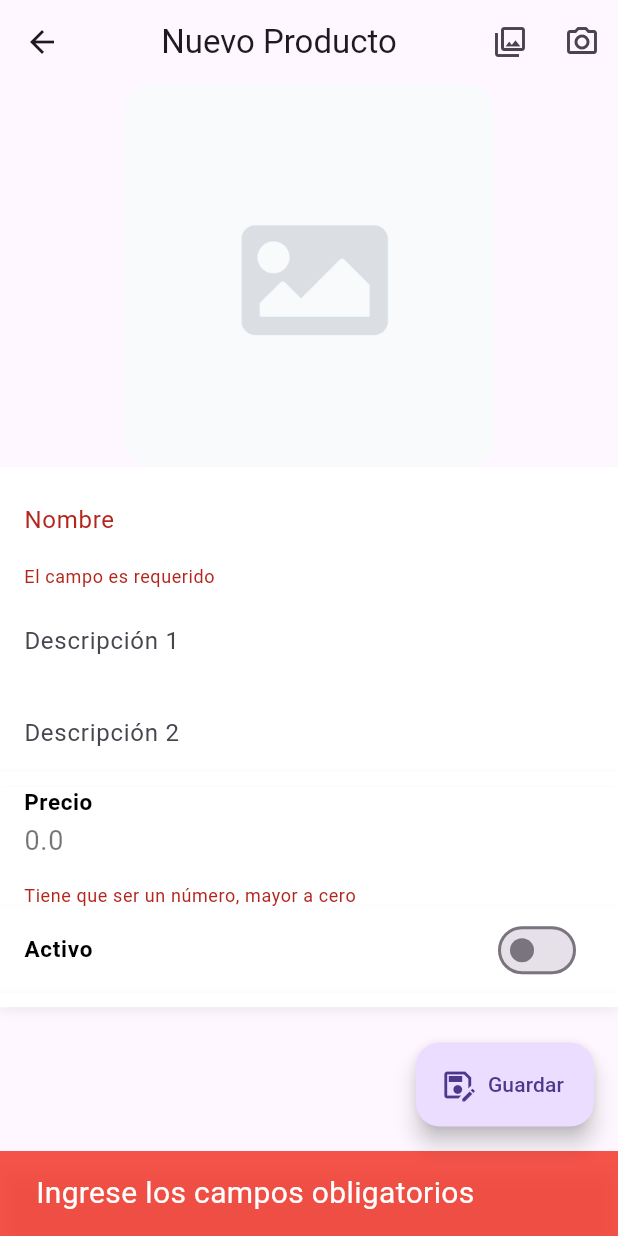
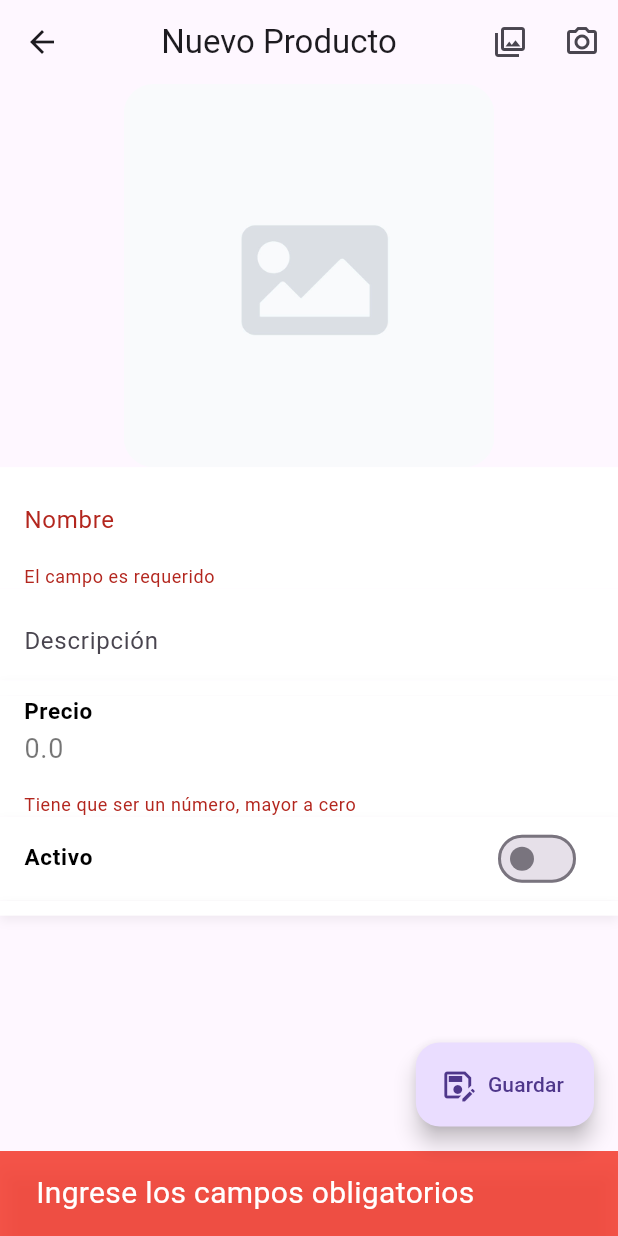
Before and after one commit to Elmarcinho/admin-proteinas, a Flutter app: the ProductScreen screen opened by its route, after a tap on "Guardar", on a phone screen of 412 x 824 dp. Run offline on Flutter 3.47's test engine with Material 3 defaults, Android fonts, the phone set to English and light mode, and no system bars; our stand-ins replace animate_do, cloud_firestore, equatable, firebase_auth, firebase_core, firebase_storage and 6 more; accounts and stored records are empty.

Commit message:
Se afino detalle en el formulario de producto

```diff
--- a/lib/Model/product_model.dart
+++ b/lib/Model/product_model.dart
@@ -9,8 +9,7 @@ class ProductoModel {
 
   String id;
   String title;
-  String description1;
-  String description2;
+  String description;
   double price;
   String image;
   bool state;
@@ -18,8 +17,7 @@ class ProductoModel {
   ProductoModel({
       this.id ='',
       this.title='',
-      this.description1 ='',
-      this.description2 ='',
+      this.description ='',
       this.price= 0.0,
       this.image='',
       this.state=false,
@@ -29,8 +27,7 @@ class ProductoModel {
   factory ProductoModel.fromJson(Map<String, dynamic> json) => ProductoModel(
       id          : json["id"],
       title       : json["title"],
-      description1 : json["description1"],
-      description2 : json["description2"],
+      description : json["description"],
       price       : json["price"].toDouble(),
       image       : json["image"],
       state       : json["state"],
@@ -39,8 +36,7 @@ class ProductoModel {
   Map<String, dynamic> toJson() => {
       "id"           : id,
       "title"        : title,
-      "description1"  : description1,
-      "description2"  : description2,
+      "description"  : description,
       "price"        : price,
       "image"        : image,
       "state"        : state,
--- a/lib/Negocio/Validation/description.dart
+++ /dev/null
@@ -1,33 +0,0 @@
-import 'package:formz/formz.dart';
-
-// Define input validation errors
-enum DescriptionError { length }
-
-// Extend FormzInput and provide the input type and error type.
-class Description extends FormzInput<String, DescriptionError> {
-
-
-  // Call super.pure to represent an unmodified form input.
-  const Description.pure() : super.pure('');
-
-  // Call super.dirty to represent a modified form input.
-  const Description.dirty( super.value ) : super.dirty();
-
-
-  String? get errorMessage {
-    if ( isValid || isPure ) return null;
-
-    if ( displayError == DescriptionError.length) return 'Máximo 16 caracteres';
-
-    return null;
-  }
-
-  // Override validator to handle validating a given input value.
-  @override
-  DescriptionError? validator(String value) {
-
-    if ( value.length > 16 ) return DescriptionError.length;
-
-    return null;
-  }
-}
--- a/lib/Negocio/Validation/title.dart
+++ b/lib/Negocio/Validation/title.dart
@@ -1,7 +1,7 @@
 import 'package:formz/formz.dart';
 
 // Define input validation errors
-enum TitleError { empty, length}
+enum TitleError { empty }
 
 // Extend FormzInput and provide the input type and error type.
 class Title extends FormzInput<String, TitleError> {
@@ -17,7 +17,6 @@ class Title extends FormzInput<String, TitleError> {
   String? get errorMessage {
     if ( isValid || isPure ) return null;
     if ( displayError == TitleError.empty ) return 'El campo es requerido';
-    if ( displayError == TitleError.length) return 'Máximo 16 caracteres';
 
     return null;
   }
@@ -27,7 +26,6 @@ class Title extends FormzInput<String, TitleError> {
   TitleError? validator(String value) {
 
     if ( value.isEmpty || value.trim().isEmpty ) return TitleError.empty;
-    if ( value.length > 16 ) return TitleError.length;
 
     return null;
   }
--- a/lib/Negocio/Validation/validation.dart
+++ b/lib/Negocio/Validation/validation.dart
@@ -3,4 +3,3 @@ export 'package:admin_proteinas/Negocio/Validation/email.dart';
 export 'package:admin_proteinas/Negocio/Validation/title.dart';
 export 'package:admin_proteinas/Negocio/Validation/password.dart';
 export 'package:admin_proteinas/Negocio/Validation/price.dart';
-export 'package:admin_proteinas/Negocio/Validation/description.dart';
--- a/lib/Presentation/Bloc/product_bloc.dart
+++ b/lib/Presentation/Bloc/product_bloc.dart
@@ -24,8 +24,7 @@ class ProductBloc extends Bloc<ProductEvent, ProductState> {
     on<OnSubmitReset>( _onReset);
     on<TitleEvent>( _onTitleChanged);
     on<PriceEvent>( _onPriceChanged);
-    on<Description1Event>( _onDescription1Changed);
-    on<Description2Event>( _onDescription2Changed);
+    on<DescriptionEvent>( _onDescription1Changed);
     on<EnabledProductEvent>( _onEnableProductChanged);
     on<ImageEvent>( _onImageChanged);
     on<OnUltimoQuery>( _onUltimoQuery);
@@ -72,14 +71,12 @@ class ProductBloc extends Bloc<ProductEvent, ProductState> {
       state.copyWith(
         id: event.product.id,
         title: Title.dirty(event.product.title),
-        description1: Description.dirty(event.product.description1),
-        description2: Description.dirty(event.product.description2),
+        description: event.product.description,
         price: Price.dirty(event.product.price),
         image: event.product.image,
         isEnabled: event.product.state,
         backupTitleProduct: event.product.title,
-        isFormValid: Formz.validate([Title.dirty(event.product.title), Description.dirty(event.product.description1),
-                      Description.dirty(event.product.description2), Price.dirty(event.product.price)])
+        isFormValid: Formz.validate([Title.dirty(event.product.title), Price.dirty(event.product.price)])
       )
     );
   }
@@ -87,18 +84,16 @@ class ProductBloc extends Bloc<ProductEvent, ProductState> {
   void _onSubmit( OnSubmitEvent event, Emitter emit){
 
     final title = Title.dirty(state.title.value);
-    final description1 = Description.dirty(state.description1.value);
-    final description2 = Description.dirty(state.description2.value);
+    final description = state.description;
     final price =  Price.dirty(state.price.value);
 
     emit(
       state.copyWith(
         formStatus: true,
         title: title,
-        description1: description1,
-        description2: description2,
+        description: description,
         price: price,
-        isFormValid: Formz.validate([title, description1, description2, price])
+        isFormValid: Formz.validate([title, price])
       )
     );
   }
@@ -111,8 +106,7 @@ class ProductBloc extends Bloc<ProductEvent, ProductState> {
         id: '',
         title: const Title.dirty(''),
         price: const Price.dirty(0),
-        description1: const Description.dirty(''),
-        description2: const Description.dirty(''),
+        description: '',
         image: '',
         isEnabled: false,
       )
@@ -143,26 +137,11 @@ class ProductBloc extends Bloc<ProductEvent, ProductState> {
     );
   }
 
-   void _onDescription1Changed( Description1Event event, Emitter emit){
-
-    final description1 = Description.dirty(event.description);
+   void _onDescription1Changed( DescriptionEvent event, Emitter emit){
 
     emit(
       state.copyWith(
-        description1: description1,
-        isFormValid: Formz.validate([state.title, description1, state.description2, state.price])
-      )
-    );
-  }
-
-  void _onDescription2Changed( Description2Event event, Emitter emit){
-
-    final description2= Description.dirty(event.description);
-
-    emit(
-      state.copyWith(
-        description2: description2,
-        isFormValid: Formz.validate([state.title, state.description1, description2, state.price])
+        description: event.description,
       )
     );
   }
--- a/lib/Presentation/Bloc/product_event.dart
+++ b/lib/Presentation/Bloc/product_event.dart
@@ -36,14 +36,9 @@ class PriceEvent extends ProductEvent {
   const PriceEvent(this.price);
 }
 
-class Description1Event extends ProductEvent{
+class DescriptionEvent extends ProductEvent{
    final String description;
-  const Description1Event(this.description);
-}
-
-class Description2Event extends ProductEvent{
-   final String description;
-  const Description2Event(this.description);
+  const DescriptionEvent(this.description);
 }
 
 class EnabledProductEvent extends ProductEvent {
--- a/lib/Presentation/Bloc/product_state.dart
+++ b/lib/Presentation/Bloc/product_state.dart
@@ -7,8 +7,7 @@ class ProductState extends Equatable {
   final String id;
   final Title title;
   final Price price;
-  final Description description1;
-  final Description description2;
+  final String description;
   final String image;
   final bool isEnabled;
   final List<ProductoModel> listProduct;
@@ -24,8 +23,7 @@ class ProductState extends Equatable {
     this.id='',
     this.title = const Title.dirty(''),
     this.price = const Price.dirty(0),
-    this.description1 = const Description.dirty(''),
-    this.description2 = const Description.dirty(''),
+    this.description = '',
     this.image = '',
     this.isEnabled = false,
     this.listProduct= const [],
@@ -41,8 +39,7 @@ class ProductState extends Equatable {
     String? id,
     Title? title,
     Price? price,
-    Description? description1,
-    Description? description2,
+    String? description,
     String? image,
     bool? isEnabled,
     List<ProductoModel>? listProduct,
@@ -57,8 +54,7 @@ class ProductState extends Equatable {
     id: id ?? this.id,
     title: title ?? this.title,
     price: price ?? this.price,
-    description1: description1 ?? this.description1,
-    description2: description2 ?? this.description2,
+    description: description ?? this.description,
     image: image ?? this.image,
     isEnabled: isEnabled ?? this.isEnabled,
     listProduct: listProduct ?? this.listProduct,
@@ -70,6 +66,6 @@ class ProductState extends Equatable {
   );
 
   @override
-  List<Object> get props => [ formStatus, isFormValid, id, title, price, description1, description2,
-                        image, isEnabled, listProduct, backupListProduct, isCreate, ultimoQuery, backupTitleProduct ];
+  List<Object> get props => [ formStatus, isFormValid, id, title, price, description, image,
+                      isEnabled, listProduct, backupListProduct, isCreate, ultimoQuery, backupTitleProduct ];
 }
--- a/lib/Presentation/Screens/product_screen.dart
+++ b/lib/Presentation/Screens/product_screen.dart
@@ -120,7 +120,6 @@ class _ProductoInformation extends StatelessWidget {
 
   @override
   Widget build(BuildContext context) {
-    //final productBloc = context.watch<ProductBloc>();
 
     return BlocBuilder<ProductBloc, ProductState>(
       builder: (context, state) {
@@ -137,24 +136,13 @@ class _ProductoInformation extends StatelessWidget {
               errorMessage: state.formStatus ? state.title.errorMessage : null,
             ),
            CustomProductField(
-              label: 'Descripción 1',
-              initialValue: state.description1.value,
+              label: 'Descripción',
+              initialValue: state.description,
               onChanged: (value) {
                 context
                     .read<ProductBloc>()
-                    .add(Description1Event(value.toLowerCase()));
+                    .add(DescriptionEvent(value.toLowerCase()));
               },
-              errorMessage: state.formStatus ? state.description1.errorMessage : null,
-            ),
-            CustomProductField(
-              label: 'Descripción 2',
-              initialValue: state.description2.value,
-              onChanged: (value) {
-                context
-                    .read<ProductBloc>()
-                    .add(Description2Event(value.toLowerCase()));
-              },
-              errorMessage: state.formStatus ? state.description2.errorMessage : null,
             ),
             Container(
                 height: 10,
@@ -237,11 +225,9 @@ class _ProductoInformation extends StatelessWidget {
 }
 
 void _onSubmit( BuildContext context, ProductState state,
-        ProductProvider productProvider, Uuid uuid, ProductoModel productModel) async {
+        ProductProvider productProvider, Uuid uuid, ProductoModel productModel) async{
 
-  if( state.title.value.length < 17 && state.description1.value.length < 17 && state.description2.value.length < 17){
-
-    if (state.title.isValid && state.description1.isValid && state.description2.isValid && state.price.isValid){
+  if (state.title.isValid && state.price.isValid){
 
     progresIndicator(context);
 
@@ -251,8 +237,7 @@ void _onSubmit( BuildContext context, ProductState state,
 
     if (url.startsWith('http') || url == '') {
       productModel.title = state.title.value;
-        productModel.description1 = state.description1.value;
-        productModel.description2 = state.description2.value;
+      productModel.description = state.description;
       productModel.price = state.price.value;
       productModel.image = url;
       productModel.state = state.isEnabled;
@@ -337,8 +322,4 @@ void _onSubmit( BuildContext context, ProductState state,
     NotificationService.showSnackbarError('Ingrese los campos obligatorios');
   }
 
-  }else{
-    NotificationService.showSnackbarError('Revisa el máximo de caracteres');
 }
-
-}
--- a/lib/Presentation/Widgets/search_product_delegate.dart
+++ b/lib/Presentation/Widgets/search_product_delegate.dart
@@ -176,8 +176,7 @@ class _ProductItem extends StatelessWidget {
                 crossAxisAlignment: CrossAxisAlignment.start,
                 children: [
                   Text(product.title, style: const TextStyle(fontWeight: FontWeight.bold)),
-                  Text(product.description1),
-                  Text(product.description2),
+                  Text(product.description),
                   Text(product.state?'ACTIVO':'INACTIVO',
                     style: TextStyle(fontSize:15 ,fontWeight: FontWeight.bold , color: product.state?Colors.green:Colors.red))
                 ],
--- a/lib/Provider/product_provider.dart
+++ b/lib/Provider/product_provider.dart
@@ -15,7 +15,7 @@ class ProductProvider{
   Future<List<ProductoModel>> getProductos() async{
 
     return await _firestore.collection('product')
-      .orderBy('titleCategory',descending: false)
+      .orderBy('title', descending: false)
       .get()
       .then((value) => value.docs
       .map((e) => ProductoModel
```
Also changed, not shown: lib/Presentation/Screens/product_list_screen.dart (+11 -15 lines), lib/Presentation/Widgets/side_menu.dart (+5 -11 lines). Lines whose indentation alone changed are shown as unchanged.
